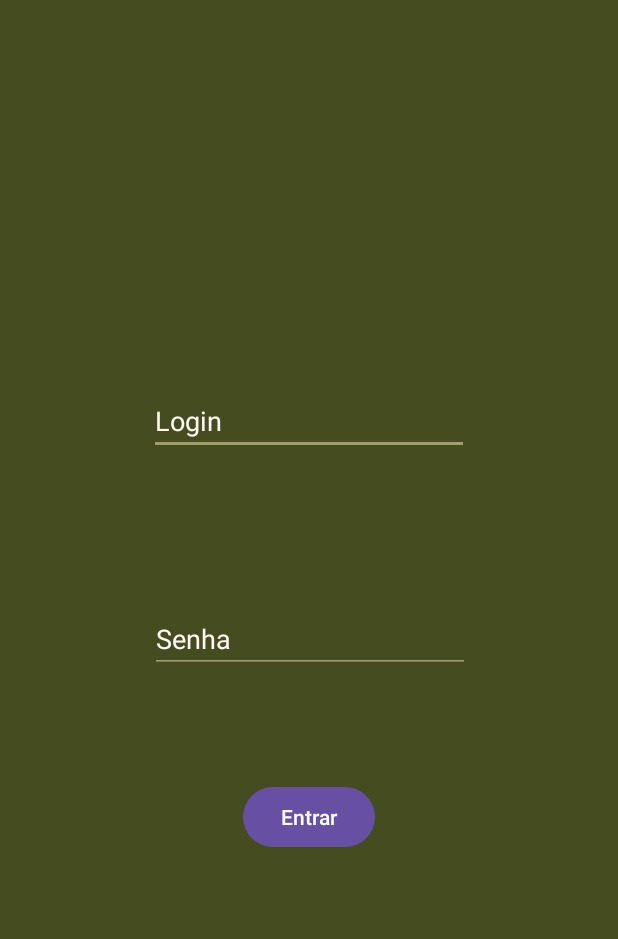
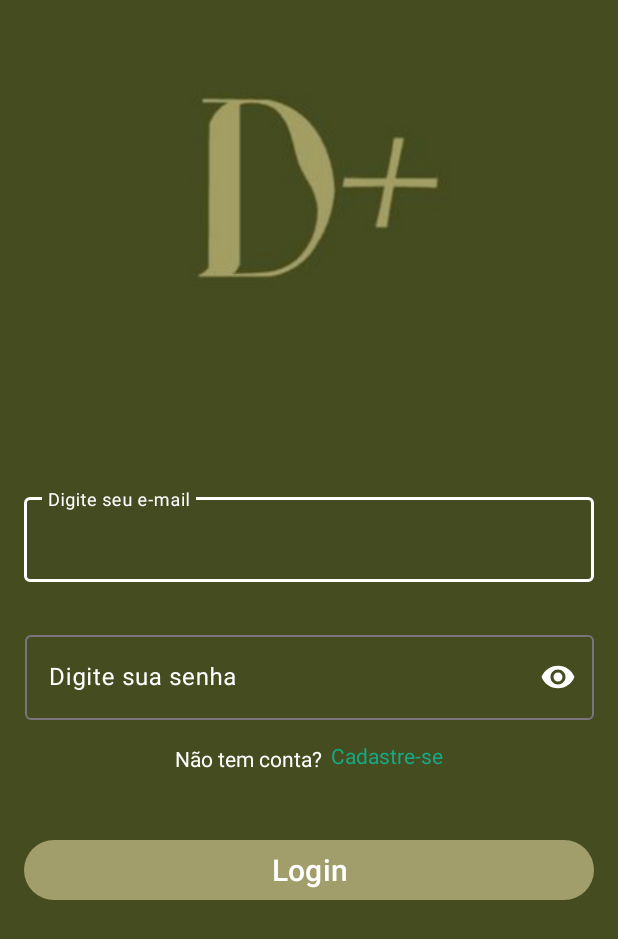
Before and after one commit to Robertofs1/descarteCba_android, an Android app: the screen it shows after launch (LoginActivity), on a phone screen of 412 x 824 dp. Shown: the top 939 px of the screen. Run offline under Robolectric (Android 15) with nearby library versions, the phone set to English and light mode, and no system bars.

Commit message:
add layout login e signup with back to login

```diff
--- a/app/build.gradle.kts
+++ b/app/build.gradle.kts
@@ -34,6 +34,10 @@ android {
     kotlinOptions {
         jvmTarget = "1.8"
     }
+
+    buildFeatures {
+        viewBinding = true
+    }
 }
 
 dependencies {
--- a/app/src/main/java/com/example/descarteconcientecuiaba/LoginActivity.kt
+++ b/app/src/main/java/com/example/descarteconcientecuiaba/LoginActivity.kt
@@ -3,20 +3,31 @@ package com.example.descarteconcientecuiaba
 import android.content.Intent
 import android.os.Bundle
 import android.widget.Button
+import android.widget.EditText
 import androidx.activity.enableEdgeToEdge
 import androidx.appcompat.app.AppCompatActivity
 import androidx.core.view.ViewCompat
 import androidx.core.view.WindowInsetsCompat
+import com.example.descarteconcientecuiaba.databinding.ActivityLoginBinding
 
 class LoginActivity : AppCompatActivity() {
 
+
     lateinit var buttonAbrir: Button
+    lateinit var inputLabel: EditText
+
+    private val binding by lazy {
+        ActivityLoginBinding.inflate(layoutInflater)
+    }
 
     override fun onCreate(savedInstanceState: Bundle?) {
         super.onCreate(savedInstanceState)
         enableEdgeToEdge()
-        setContentView(R.layout.login_main)
-        ViewCompat.setOnApplyWindowInsetsListener(findViewById(R.id.main)) { v, insets ->
+
+        setContentView(binding.root)
+        initializeClickEvent()
+
+        ViewCompat.setOnApplyWindowInsetsListener(findViewById(R.id.button_login)) { v, insets ->
             val systemBars = insets.getInsets(WindowInsetsCompat.Type.systemBars())
             v.setPadding(systemBars.left, systemBars.top, systemBars.right, systemBars.bottom)
             insets
@@ -33,4 +44,12 @@ class LoginActivity : AppCompatActivity() {
             startActivity(intent)
         }
     }
+
+    private fun initializeClickEvent() {
+        binding.textSignUp.setOnClickListener {
+            startActivity(
+                Intent(this, SignUpActivity::class.java)
+            )
+        }
+    }
 }
--- /dev/null
+++ b/app/src/main/res/layout/activity_login.xml
@@ -0,0 +1,124 @@
+<?xml version="1.0" encoding="utf-8"?>
+<androidx.constraintlayout.widget.ConstraintLayout xmlns:android="http://schemas.android.com/apk/res/android"
+    xmlns:app="http://schemas.android.com/apk/res-auto"
+    xmlns:tools="http://schemas.android.com/tools"
+    android:layout_width="match_parent"
+    android:layout_height="match_parent"
+    android:background="#454C20"
+    tools:context=".LoginActivity"
+    tools:layout_editor_absoluteX="0dp"
+    tools:layout_editor_absoluteY="0dp">
+
+    <com.google.android.material.textfield.TextInputLayout
+        android:id="@+id/textInputLayout"
+        android:layout_width="0dp"
+        android:layout_height="wrap_content"
+        android:layout_marginStart="16dp"
+        android:layout_marginTop="130dp"
+        android:layout_marginEnd="16dp"
+        android:layout_marginBottom="30dp"
+        android:textColorHint="#FFFFFF"
+        app:boxBackgroundColor="#444B20"
+        app:boxStrokeColor="#FFFFFF"
+        app:errorTextColor="#B01D1D"
+        app:helperTextTextColor="#FFFFFF"
+        app:hintTextColor="#FFFFFF"
+        app:layout_constraintBottom_toTopOf="@+id/textInputLayout2"
+        app:layout_constraintEnd_toEndOf="parent"
+        app:layout_constraintHorizontal_bias="0.5"
+        app:layout_constraintStart_toStartOf="parent"
+        app:layout_constraintTop_toBottomOf="@+id/imageView2"
+        app:placeholderTextColor="#FFFFFF">
+
+        <com.google.android.material.textfield.TextInputEditText
+            android:layout_width="match_parent"
+            android:layout_height="wrap_content"
+            android:hint="Digite seu e-mail"
+            android:inputType="text|textEmailAddress"
+            android:textColor="#FFFFFF"
+            android:textColorHint="#FFFFFF" />
+    </com.google.android.material.textfield.TextInputLayout>
+
+    <com.google.android.material.textfield.TextInputLayout
+        android:id="@+id/textInputLayout2"
+        android:layout_width="379dp"
+        android:layout_height="wrap_content"
+        android:layout_marginStart="16dp"
+        android:layout_marginTop="384dp"
+        android:layout_marginEnd="16dp"
+        android:layout_marginBottom="32dp"
+        android:baselineAligned="false"
+        android:textColorHint="#FFFFFF"
+        app:endIconMode="password_toggle"
+        app:endIconTint="#FFFFFF"
+        app:hintTextColor="#FFFFFF"
+        app:layout_constraintBottom_toTopOf="@+id/textView"
+        app:layout_constraintEnd_toEndOf="parent"
+        app:layout_constraintStart_toStartOf="parent"
+        app:layout_constraintTop_toTopOf="parent"
+        app:layout_constraintVertical_bias="0.5">
+
+        <com.google.android.material.textfield.TextInputEditText
+            android:layout_width="match_parent"
+            android:layout_height="wrap_content"
+            android:hint="Digite sua senha"
+            android:inputType="text|textPassword"
+            android:textColorHint="#FFFFFF"
+            tools:layout_editor_absoluteX="16dp"
+            tools:layout_editor_absoluteY="282dp" />
+    </com.google.android.material.textfield.TextInputLayout>
+
+    <TextView
+        android:id="@+id/textView"
+        android:layout_width="wrap_content"
+        android:layout_height="wrap_content"
+        android:layout_marginTop="16dp"
+        android:text="Não tem conta?"
+        android:textColor="#FFFFFF"
+        app:layout_constraintEnd_toStartOf="@+id/textSignUp"
+        app:layout_constraintHorizontal_bias="0.5"
+        app:layout_constraintHorizontal_chainStyle="packed"
+        app:layout_constraintStart_toStartOf="parent"
+        app:layout_constraintTop_toBottomOf="@+id/textInputLayout2" />
+
+    <TextView
+        android:id="@+id/textSignUp"
+        android:layout_width="wrap_content"
+        android:layout_height="wrap_content"
+        android:layout_marginStart="6dp"
+        android:layout_marginTop="76dp"
+        android:text="Cadastre-se"
+        android:textColor="@color/emphasis"
+        app:layout_constraintEnd_toEndOf="parent"
+        app:layout_constraintHorizontal_bias="0.5"
+        app:layout_constraintStart_toEndOf="@+id/textView"
+        app:layout_constraintTop_toTopOf="@+id/textInputLayout2" />
+
+    <Button
+        android:id="@+id/button_login"
+        android:layout_width="0dp"
+        android:layout_height="wrap_content"
+        android:layout_marginStart="16dp"
+        android:layout_marginTop="32dp"
+        android:layout_marginEnd="16dp"
+        android:layout_marginBottom="200dp"
+        android:text="Login"
+        android:textSize="20sp"
+        app:layout_constraintBottom_toBottomOf="parent"
+        app:layout_constraintEnd_toEndOf="parent"
+        app:layout_constraintHorizontal_bias="0.0"
+        app:layout_constraintStart_toStartOf="parent"
+        app:layout_constraintTop_toBottomOf="@+id/textView"
+        app:layout_constraintVertical_bias="0.3" />
+
+    <ImageView
+        android:id="@+id/imageView2"
+        android:layout_width="183dp"
+        android:layout_height="140dp"
+        android:layout_marginTop="56dp"
+        app:layout_constraintEnd_toEndOf="parent"
+        app:layout_constraintHorizontal_bias="0.515"
+        app:layout_constraintStart_toStartOf="parent"
+        app:layout_constraintTop_toTopOf="parent"
+        app:srcCompat="@drawable/dplus" />
+</androidx.constraintlayout.widget.ConstraintLayout>
--- a/app/src/main/res/layout/login_main.xml
+++ /dev/null
@@ -1,55 +0,0 @@
-<?xml version="1.0" encoding="utf-8"?>
-<androidx.constraintlayout.widget.ConstraintLayout xmlns:android="http://schemas.android.com/apk/res/android"
-    xmlns:app="http://schemas.android.com/apk/res-auto"
-    xmlns:tools="http://schemas.android.com/tools"
-    android:id="@+id/main"
-    android:layout_width="match_parent"
-    android:layout_height="match_parent"
-    android:background="#454C20"
-    tools:context=".LoginActivity">
-
-    <EditText
-        android:id="@+id/edit_login"
-        android:layout_width="wrap_content"
-        android:layout_height="wrap_content"
-        android:layout_marginTop="258dp"
-        android:backgroundTint="#A09E6B"
-        android:ems="10"
-        android:fontFamily="sans-serif"
-        android:hint="Login"
-        android:inputType="text"
-        android:singleLine="false"
-        android:textColor="#FCF8F5"
-        android:textColorHint="#FCF8F5"
-        android:typeface="normal"
-        app:layout_constraintEnd_toEndOf="parent"
-        app:layout_constraintStart_toStartOf="parent"
-        app:layout_constraintTop_toTopOf="parent" />
-
-    <EditText
-        android:id="@+id/edit_password"
-        android:layout_width="wrap_content"
-        android:layout_height="wrap_content"
-        android:layout_marginTop="100dp"
-        android:backgroundTint="#A09E6B"
-        android:ems="10"
-        android:hint="Senha"
-        android:inputType="text"
-        android:textColor="#FCF8F5"
-        android:textColorHint="#FCF8F5"
-        app:layout_constraintEnd_toEndOf="parent"
-        app:layout_constraintHorizontal_bias="0.502"
-        app:layout_constraintStart_toStartOf="parent"
-        app:layout_constraintTop_toBottomOf="@+id/edit_login" />
-
-    <Button
-        android:id="@+id/button_login"
-        android:layout_width="wrap_content"
-        android:layout_height="wrap_content"
-        android:layout_marginTop="72dp"
-        android:text="Entrar"
-        app:layout_constraintEnd_toEndOf="parent"
-        app:layout_constraintStart_toStartOf="parent"
-        app:layout_constraintTop_toBottomOf="@+id/edit_password" />
-
-</androidx.constraintlayout.widget.ConstraintLayout>
--- a/app/src/main/res/values/colors.xml
+++ b/app/src/main/res/values/colors.xml
@@ -2,4 +2,6 @@
 <resources>
     <color name="black">#FF000000</color>
     <color name="white">#FFFFFFFF</color>
+    <color name="primary">#A19E6B</color>
+    <color name="emphasis">#16A984</color>
 </resources>
--- a/app/src/main/res/values/themes.xml
+++ b/app/src/main/res/values/themes.xml
@@ -3,6 +3,8 @@
     <style name="Base.Theme.DescarteConcienteCuiaba" parent="Theme.Material3.DayNight.NoActionBar">
         <!-- Customize your light theme here. -->
         <!-- <item name="colorPrimary">@color/my_light_primary</item> -->
+        <item name="colorPrimary">@color/primary</item>
+        <item name="colorPrimary">@color/emphasis</item>
     </style>
 
     <style name="Theme.DescarteConcienteCuiaba" parent="Base.Theme.DescarteConcienteCuiaba" />
```
Also changed, not shown: app/src/main/AndroidManifest.xml (+7 -3 lines), app/src/main/java/com/example/descarteconcientecuiaba/SignUpActivity.kt (added, +34 -0 lines), app/src/main/res/layout/activity_signup.xml (added, +178 -0 lines), app/src/main/res/layout/tb_customize.xml (added, +21 -0 lines), build.gradle.kts (line endings or trailing spaces).
